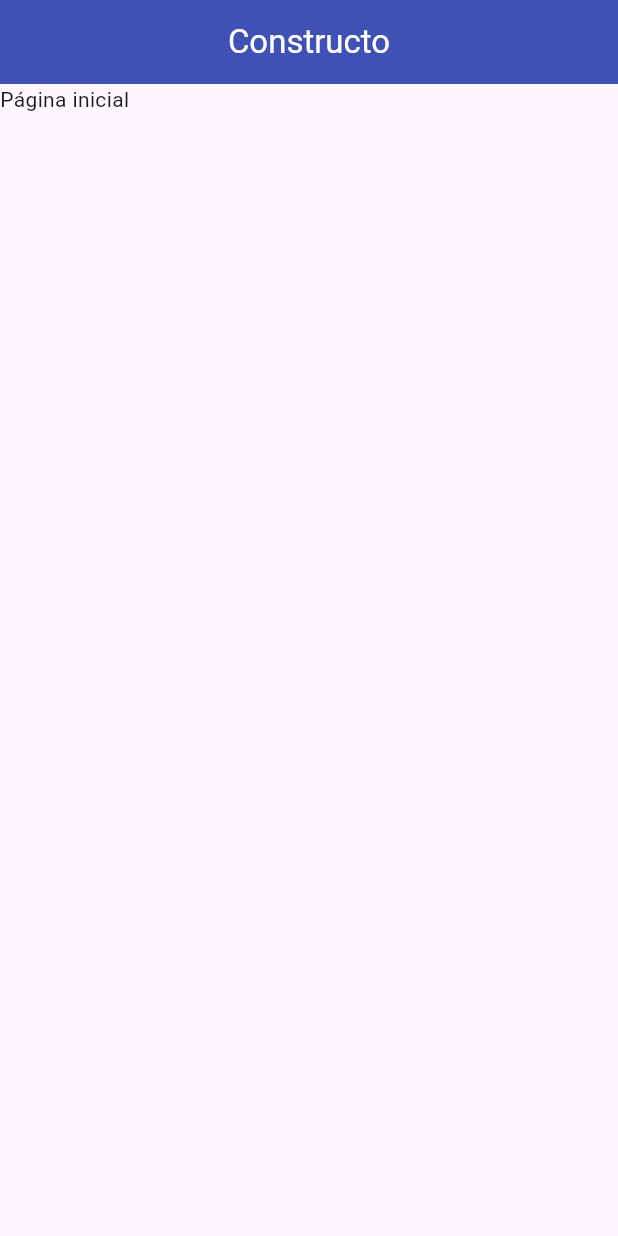
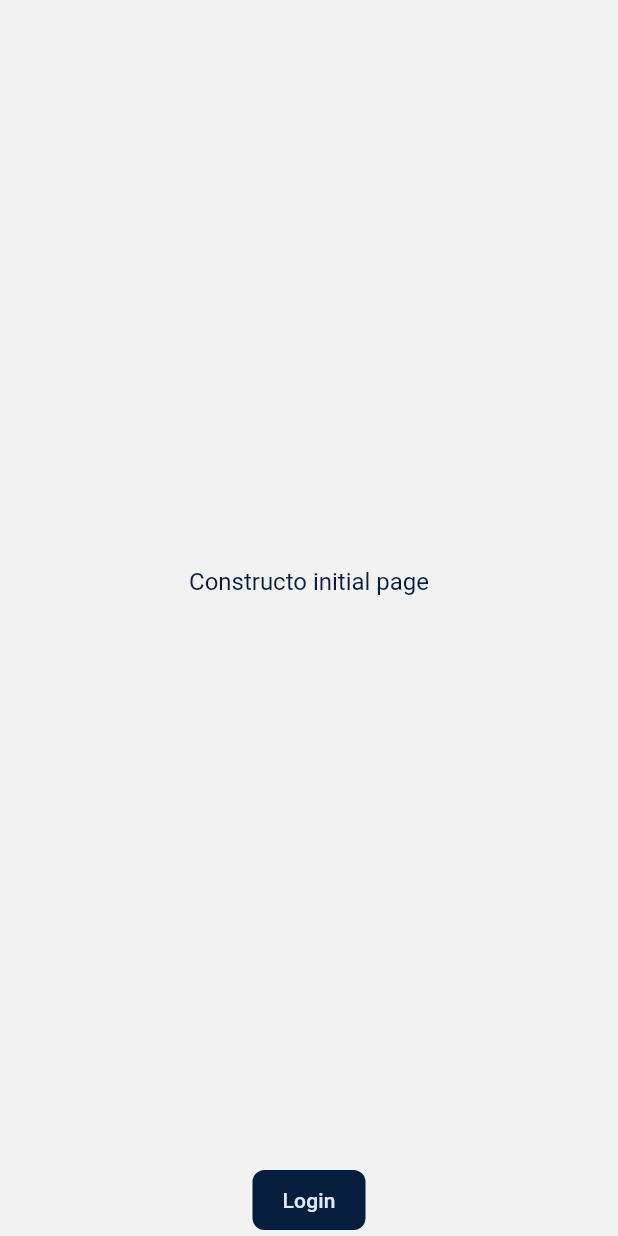
Before and after one commit to Leonardo-Toledo-Alves-Costa/constructo_mobile, a Flutter app: the screen it shows after launch, on a phone screen of 412 x 824 dp. Run offline on Flutter 3.47's test engine with Material 3 defaults, Android fonts, the phone set to English and light mode, and no system bars.

Commit message:
Mudanças na tela inicial do projeto, vou adicionar o asset da logo para depois mudar de branch para a parte mais pesada da programação

```diff
--- a/lib/main.dart
+++ b/lib/main.dart
@@ -15,11 +15,26 @@ class MyApp extends StatelessWidget {
       title: 'Constructo App',
       debugShowCheckedModeBanner: false,
       theme: ThemeData(
-        primaryColor: Colors.deepOrange,
+        primaryColor: Color(0xFFB24E00),
       appBarTheme: AppBarTheme(
         centerTitle: true,
-        backgroundColor: Colors.indigo,
-        foregroundColor: Colors.white
+        backgroundColor: Color(0xFF061D3D),
+        foregroundColor: Color(0xFFDFE9F5)
+        ),
+      textTheme: TextTheme(
+        headlineSmall: TextStyle(fontSize: 16, color: Color(0xFF061D3D)),
+        headlineMedium: TextStyle(fontSize: 18, color: Color(0xFF061D3D)),
+        bodySmall: TextStyle(fontSize: 16, color: Color(0xFFDFE9F5)),
+        bodyMedium: TextStyle(fontSize: 16, color: Color(0xFFDFE9F5)),
+          ),
+        textButtonTheme: TextButtonThemeData(
+          style: ElevatedButton.styleFrom(
+            foregroundColor: Color(0xFFDFE9F5),
+            shape: RoundedRectangleBorder(
+              borderRadius: BorderRadius.circular(8),
+            ),
+            padding: const EdgeInsets.symmetric(horizontal: 20, vertical: 10),
+          ),
         ),
       ),
       routes: {
--- a/lib/pages/welcome_page.dart
+++ b/lib/pages/welcome_page.dart
@@ -6,11 +6,33 @@ class WelcomePage extends StatelessWidget {
   @override
   Widget build(BuildContext context) {
     return Scaffold(
-      appBar: AppBar(
-        title: Text('Constructo'),
-      ),
-      body: Text(
-        'Página inicial'
+      backgroundColor: Color(0xFFF2F2F2),
+      body: Center(
+        child: Column(
+          mainAxisAlignment: MainAxisAlignment.center,
+          children: [
+            Expanded(
+              child: Center(
+                child: Text(
+                  'Constructo initial page',
+                  style: Theme.of(context).textTheme.headlineSmall,
+                ),
+              ),
+            ),
+            SizedBox(
+              width: double.infinity,
+              child: Row(
+                mainAxisAlignment: MainAxisAlignment.center,
+                children: [
+                  TextButton(onPressed: () {},
+                  style: ButtonStyle(backgroundColor: WidgetStateProperty.all(Color(0xFF061D3D))),
+                  child: Text('Login'),
+                  )
+                ],
+              ),
+            ),
+          ],
+        ),
       ),
     );
   }
```
